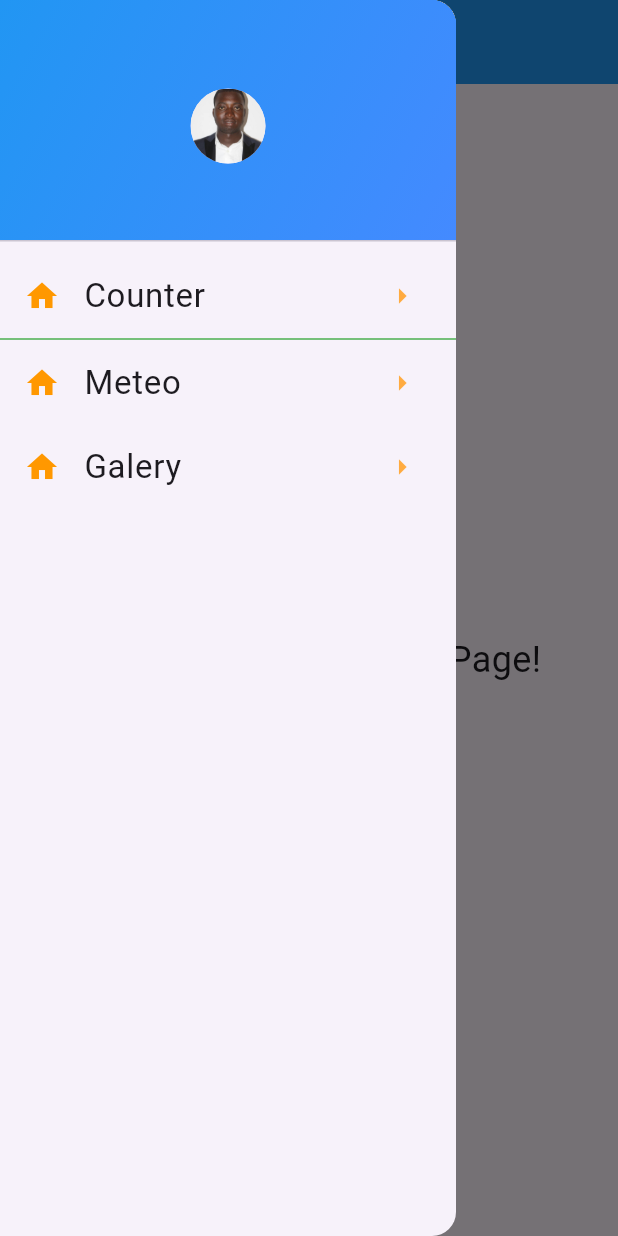
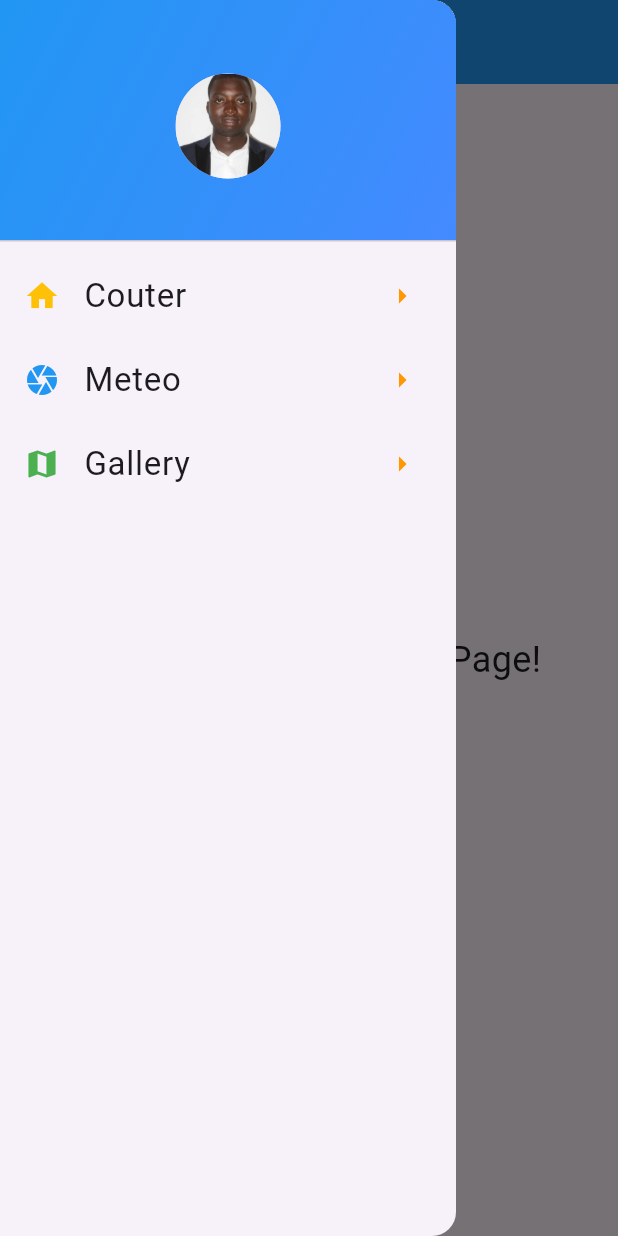
Before and after one commit to AKLIGO/Drawer_of_flutte5r, a Flutter app: the screen it shows after launch, with the side drawer open, on a phone screen of 412 x 824 dp. Run offline on Flutter 3.47's test engine with Material 3 defaults, Android fonts, the phone set to English and light mode, and no system bars.

Commit message:
drawer normal fait

```diff
--- a/lib/UI/widgets/drawer_widget.dart
+++ b/lib/UI/widgets/drawer_widget.dart
@@ -1,6 +1,7 @@
 import 'package:flutter/material.dart';
 
 import 'package:my_demo/UI/ui_pages/meteo.dart';
+import 'package:my_demo/config/global.params.dart';
 
 class MyDrawer extends StatelessWidget {
   const MyDrawer({super.key});
@@ -20,64 +21,60 @@ class MyDrawer extends StatelessWidget {
             ),
             child: Center(
               child: CircleAvatar(
-            radius: 25,
+            radius: 35,
             backgroundImage: AssetImage('assets/images/profil_image.jpeg'),
           )
             ),
           ),
-          ListTile(
+          // ListTile(
 
-            title: Text("Counter"
-            ,style:
-            TextStyle(fontSize: 22),),
-            leading: Icon(Icons.home, color: Colors.orange,),
-            trailing: Icon(Icons.arrow_right, color: Colors.orangeAccent,),
-            onTap: () {
+          //   title: Text("Counter"
+          //   ,style:
+          //   TextStyle(fontSize: 22),),
+          //   leading: Icon(Icons.home, color: Colors.orange,),
+          //   trailing: Icon(Icons.arrow_right, color: Colors.orangeAccent,),
+          //   onTap: () {
 
-              Navigator.of(context).pop();
-              Navigator.pushNamed(context, "/counter");
-              // Navigator.pop(context);
-            },
+          //     Navigator.of(context).pop();
+          //     Navigator.pushNamed(context, "/counter");
+          //     // Navigator.pop(context);
+          //   },
 
-          ),
+          // ),
 
           // creation des separateurs entre les elements du menu
 
 
-          Divider(height: 2, color: Colors.green,),
+          // Divider(height: 2, color: Colors.green,),
 
-            ListTile(
+          //   ListTile(
 
-            title: Text("Meteo",
-            style:
-            TextStyle(fontSize: 22),),
-            leading: Icon(Icons.home, color: Colors.orange,),
-            trailing: Icon(Icons.arrow_right, color: Colors.orangeAccent,),
-            onTap: () {
+          //   title: Text("Meteo",
+          //   style:
+          //   TextStyle(fontSize: 22),),
+          //   leading: Icon(Icons.home, color: Colors.orange,),
+          //   trailing: Icon(Icons.arrow_right, color: Colors.orangeAccent,),
+          //   onTap: () {
 
-              Navigator.of(context).pop();
-              Navigator.pushNamed(context, "/meteo");
-              // Navigator.pop(context);
-            },
+          //     Navigator.of(context).pop();
+          //     Navigator.pushNamed(context, "/meteo");
+          //     // Navigator.pop(context);
+          //   },
 
-          ),
+          // ),
+          ... (GlobalParams.menus as List).map((item) {
+            return ListTile(
+              title: Text('${item['title']}', style: TextStyle(fontSize: 22),),
+              leading: item['icon'],
+              trailing: Icon(Icons.arrow_right, color: Colors.orange,),
+              onTap: (){
+                Navigator.of(context).pop();
+                Navigator.pushNamed(context, "${item['route']}");
+              },
+            );
+          })
 
 
-
-                ListTile(
-
-            title: Text("Galery",
-            style:
-            TextStyle(fontSize: 22),),
-            leading: Icon(Icons.home, color: Colors.orange,),
-            trailing: Icon(Icons.arrow_right, color: Colors.orangeAccent,),
-            onTap: () {
-              // Navigator.pop(context);
-              Navigator.of(context).pop();
-              Navigator.pushNamed(context, "/galery");
-            },
-
-          ),
         ],
       )
     );
--- a/lib/config/global.params.dart
+++ b/lib/config/global.params.dart
@@ -3,15 +3,15 @@ import 'package:flutter/material.dart';
 class GlobalParams{
  static List<Map<String, dynamic>> menus= [
     {
-      "title":"Couter", "icon":Icon(Icons.home), "route":"/counter"
+      "title":"Couter", "icon":Icon(Icons.home, color: Colors.amber,), "route":"/counter"
     },
 
      {
-      "title":"Meteo", "icon":Icon(Icons.home), "route":"/meteo"
+      "title":"Meteo", "icon":Icon(Icons.camera, color: Colors.blue,), "route":"/meteo"
     }
 ,
      {
-      "title":"Gallery", "icon":Icon(Icons.home), "route":"/galery"
+      "title":"Gallery", "icon":Icon(Icons.map, color: Colors.green,), "route":"/galery"
     }
   ];
 }
```
Also changed, not shown: lib/main.dart (+7 -0 lines).
